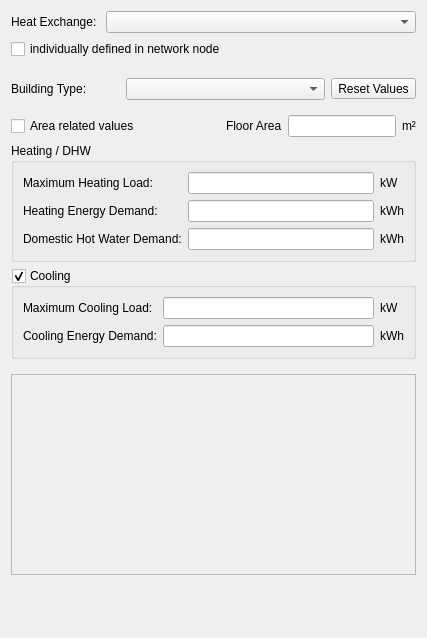
Qt form SIM-VICUS/src/SVNetworkComponentHeatExchangeEditWidget.ui (Brockaaa/SIM-VICUS) before a commit.
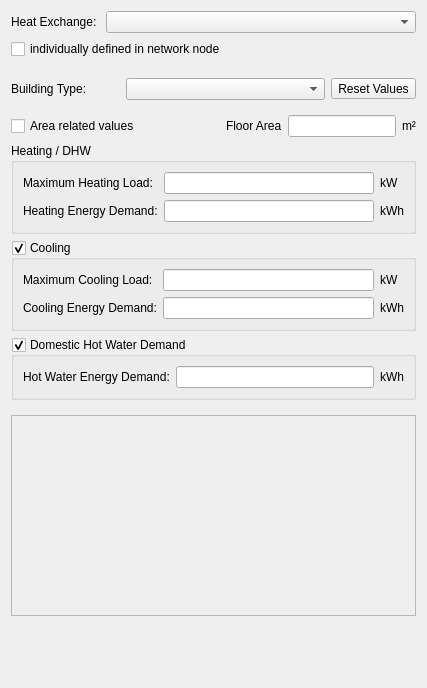
The same form after that commit. Custom widgets are drawn as their Qt base class.

```diff
--- a/SIM-VICUS/src/SVNetworkComponentHeatExchangeEditWidget.ui
+++ b/SIM-VICUS/src/SVNetworkComponentHeatExchangeEditWidget.ui
@@ -7,7 +7,7 @@
     <x>0</x>
     <y>0</y>
     <width>425</width>
-    <height>638</height>
+    <height>688</height>
    </rect>
   </property>
   <property name="windowTitle">
@@ -641,13 +641,6 @@
                      </property>
                     </widget>
                    </item>
-                   <item row="2" column="0">
-                    <widget class="QLabel" name="labelHeatLossSplineDomesticHotWaterDemand">
-                     <property name="text">
-                      <string>Domestic Hot Water Demand:</string>
-                     </property>
-                    </widget>
-                   </item>
                    <item row="1" column="1">
                     <widget class="QtExt::ValidatingLineEdit" name="lineEditHeatLossSplineHeatingEnergyDemand"/>
                    </item>
@@ -668,16 +661,6 @@
                      </property>
                     </widget>
                    </item>
-                   <item row="2" column="1">
-                    <widget class="QtExt::ValidatingLineEdit" name="lineEditHeatLossSplineDomesticHotWaterDemand"/>
-                   </item>
-                   <item row="2" column="2">
-                    <widget class="QLabel" name="labelHeatLossSplineDomesticHotWaterDemandUnit">
-                     <property name="text">
-                      <string>kWh</string>
-                     </property>
-                    </widget>
-                   </item>
                    <item row="1" column="2">
                     <widget class="QLabel" name="labelHeatLossSplineHeatingEnergyDemandUnit">
                      <property name="text">
@@ -734,6 +717,35 @@
                   </layout>
                  </widget>
                 </item>
+                <item>
+                 <widget class="QGroupBox" name="groupBoxDomesticHotWaterDemand">
+                  <property name="title">
+                   <string>Domestic Hot Water Demand</string>
+                  </property>
+                  <property name="checkable">
+                   <bool>true</bool>
+                  </property>
+                  <layout class="QGridLayout" name="gridLayout_4">
+                   <item row="0" column="0">
+                    <widget class="QLabel" name="labelHeatLossSplineDomesticHotWaterDemand">
+                     <property name="text">
+                      <string>Hot Water Energy Demand:</string>
+                     </property>
+                    </widget>
+                   </item>
+                   <item row="0" column="1">
+                    <widget class="QtExt::ValidatingLineEdit" name="lineEditHeatLossSplineDomesticHotWaterDemand"/>
+                   </item>
+                   <item row="0" column="2">
+                    <widget class="QLabel" name="labelHeatLossSplineDomesticHotWaterDemandUnit">
+                     <property name="text">
+                      <string>kWh</string>
+                     </property>
+                    </widget>
+                   </item>
+                  </layout>
+                 </widget>
+                </item>
                </layout>
               </widget>
               <widget class="QWidget" name="page_2">
@@ -996,15 +1008,6 @@
   </layout>
  </widget>
  <customwidgets>
-  <customwidget>
-   <class>QtExt::BrowseFilenameWidget</class>
-   <extends>QWidget</extends>
-   <header>QtExt_BrowseFilenameWidget.h</header>
-   <container>1</container>
-   <slots>
-    <signal>editingFinished()</signal>
-   </slots>
-  </customwidget>
   <customwidget>
    <class>QtExt::ValidatingLineEdit</class>
    <extends>QLineEdit</extends>
@@ -1019,6 +1022,15 @@
    <header>qwt_plot.h</header>
    <container>1</container>
   </customwidget>
+  <customwidget>
+   <class>QtExt::BrowseFilenameWidget</class>
+   <extends>QWidget</extends>
+   <header>QtExt_BrowseFilenameWidget.h</header>
+   <container>1</container>
+   <slots>
+    <signal>editingFinished()</signal>
+   </slots>
+  </customwidget>
  </customwidgets>
  <resources/>
  <connections/>
```
